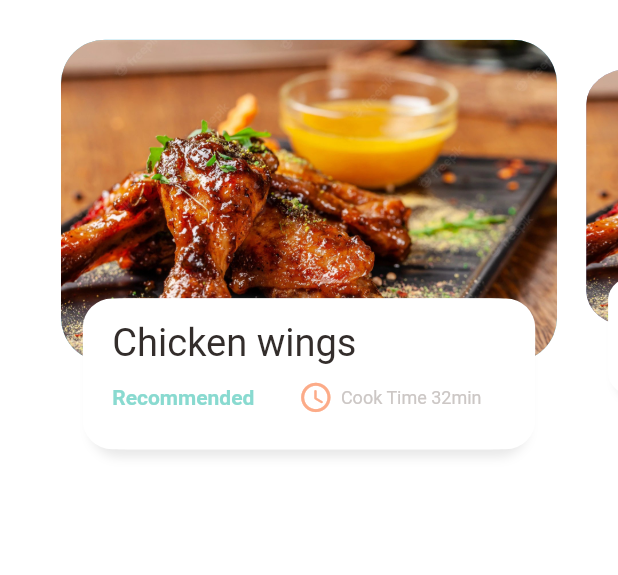
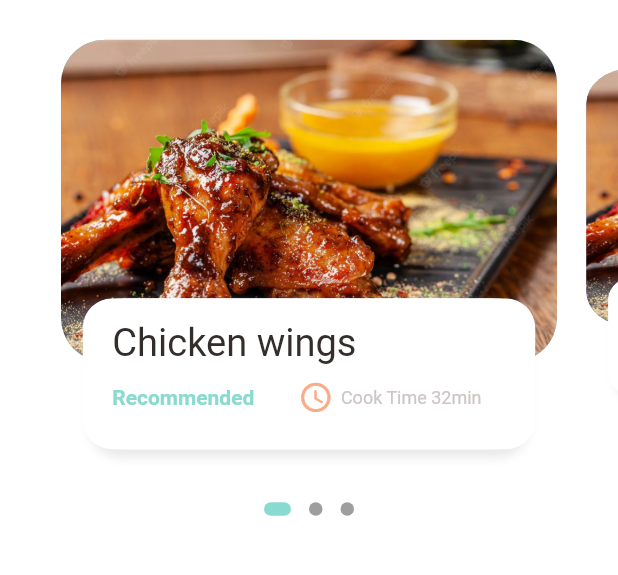
Before and after one commit to mostafijur566/recipe_app_flutter, a Flutter app: the screen it shows after launch, on a phone screen of 412 x 824 dp, the part 59-634 px from its top. Run offline on Flutter 3.47's test engine with Material 2 defaults, Android fonts, the phone set to English and light mode, and no system bars; drawn by our look-alikes of dots_indicator; our stand-ins replace get.

Commit message:
Dot indicator added to home page

```diff
--- a/lib/pages/home/home_page.dart
+++ b/lib/pages/home/home_page.dart
@@ -1,3 +1,4 @@
+import 'package:dots_indicator/dots_indicator.dart';
 import 'package:flutter/material.dart';
 import 'package:recipe_app_flutter/utils/app_colors.dart';
 import 'package:recipe_app_flutter/utils/dimensions.dart';
@@ -60,11 +61,26 @@ class _HomePageState extends State<HomePage> {
                   return _buildPageItem(position);
                 }
             ),
-          )
+          ),
+
+          DotsIndicator(
+            dotsCount: 3,
+            position: _currPageValue,
+            decorator: DotsDecorator(
+              activeColor: AppColors.mainColor,
+              size: const Size.square(9.0),
+              activeSize: const Size(18.0, 9.0),
+              activeShape: RoundedRectangleBorder(
+                borderRadius: BorderRadius.circular(5.0)
+              )
+            ),
+          ),
         ],
       ),
     );
   }
+
+
 
   Widget _buildPageItem(int index) {
     Matrix4 matrix = Matrix4.identity();
--- a/pubspec.yaml
+++ b/pubspec.yaml
@@ -15,6 +15,7 @@ dependencies:
 
   cupertino_icons: ^1.0.2
   get: ^4.6.5
+  dots_indicator: ^2.1.0
 
 dev_dependencies:
   flutter_test:
```
Also changed, not shown: pubspec.lock.
